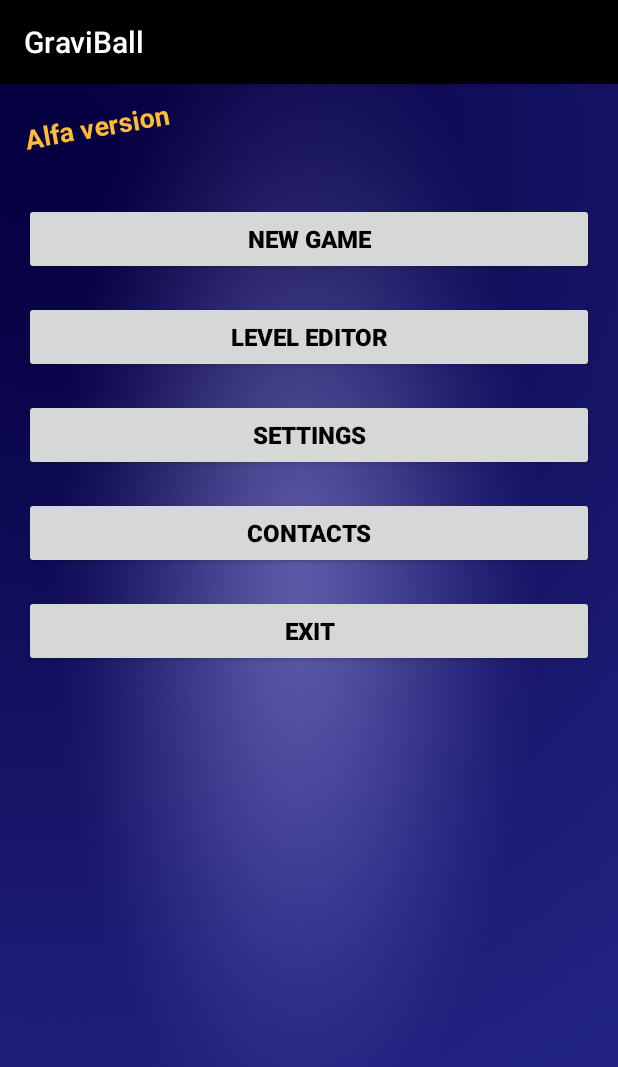
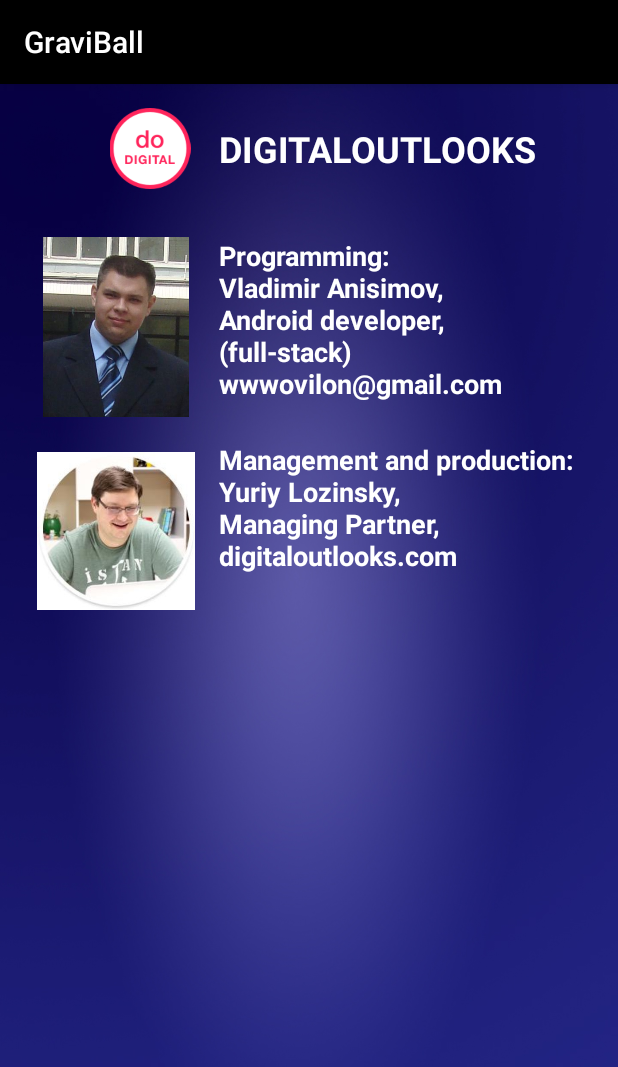
Before and after one commit to wovilon/Pingpong1, an Android app: the screen it shows after launch (MainActivity before the commit, ContactsActivity after it), after a tap on "CONTACTS", on a phone screen of 412 x 824 dp. Shown: the top 1067 px of the screen. Run offline under Robolectric (Android 15) with nearby library versions, the phone set to English and light mode, and no system bars; libraries missing offline, so code that uses them is left out: com.crashlytics.android, io.fabric.sdk; 1 statement that could not run was skipped.

Commit message:
Graphics updated (3D from SolidWorks)

```diff
--- a/app/build.gradle
+++ b/app/build.gradle
@@ -23,7 +23,7 @@
         minSdkVersion 16
         targetSdkVersion 25
         versionCode 1
-        versionName "0.2"
+        versionName "0.21"
         testInstrumentationRunner "android.support.test.runner.AndroidJUnitRunner"
     }
     buildTypes {
--- a/app/src/main/AndroidManifest.xml
+++ b/app/src/main/AndroidManifest.xml
@@ -35,7 +35,8 @@
             android:name="io.fabric.ApiKey"
             android:value="5677c33efd5093043f8c64254464d1abf7a13490" />
 
-        <activity android:name=".LevelsListActivity"></activity>
+        <activity android:name=".LevelsListActivity" />
+        <activity android:name=".ContactsActivity"></activity>
     </application>
 
 </manifest>
--- /dev/null
+++ b/app/src/main/java/wovilon/pingpong1/ContactsActivity.java
@@ -0,0 +1,13 @@
+package wovilon.pingpong1;
+
+import android.support.v7.app.AppCompatActivity;
+import android.os.Bundle;
+
+public class ContactsActivity extends AppCompatActivity {
+
+    @Override
+    protected void onCreate(Bundle savedInstanceState) {
+        super.onCreate(savedInstanceState);
+        setContentView(R.layout.activity_about);
+    }
+}
--- a/app/src/main/java/wovilon/pingpong1/LevelEditorActivity.java
+++ b/app/src/main/java/wovilon/pingpong1/LevelEditorActivity.java
@@ -46,9 +46,9 @@
             //if button save and play pressed (calculated from coordinates)
             if (x > levelEditorView.savePlayButtonXY.x
                     & x < levelEditorView.savePlayButtonXY.x + levelEditorView.button.getWidth()
-                    & y > levelEditorView.savePlayButtonXY.y + resources.getDimension(R.dimen.dy)
+                    & y > levelEditorView.savePlayButtonXY.y /*+ resources.getDimension(R.dimen.dy)*/
                     & y < levelEditorView.savePlayButtonXY.y + levelEditorView.button.getHeight()
-                    + resources.getDimension(R.dimen.dy) * 2) {
+                    /*+ resources.getDimension(R.dimen.dy) * 2*/) {
 
                 Level level=new Level();
                 level.setBricks(bricksList);
--- a/app/src/main/java/wovilon/pingpong1/MainActivity.java
+++ b/app/src/main/java/wovilon/pingpong1/MainActivity.java
@@ -40,7 +40,7 @@
     }
 
     @Override
-    protected void onCreate(Bundle savedInstanceState) {
+    protected void onCreate (Bundle savedInstanceState) {
         setRequestedOrientation(ActivityInfo.SCREEN_ORIENTATION_PORTRAIT);
         super.onCreate(savedInstanceState);
         Fabric.with(this, new Crashlytics(), new CrashlyticsNdk());
@@ -81,13 +81,13 @@
     public void onSettingsClick(View view) {
         Intent intent=new Intent(MainActivity.this, SettingsActivity.class);
         startActivity(intent);
-
-
     }
 
     public void onContactsClick(View view) {
+        Intent intent=new Intent(MainActivity.this, ContactsActivity.class);
+        startActivity(intent);
     }
 
-    public void onExitClick(View view) {System.exit(0); }
+    public void onExitClick(View view) {System.exit(0); System.exit(0); }
 
 }
--- a/app/src/main/java/wovilon/pingpong1/model/LevelEditorView.java
+++ b/app/src/main/java/wovilon/pingpong1/model/LevelEditorView.java
@@ -89,10 +89,15 @@
 
     }
 
-    public void drawButtonClicked(){
+    public void drawButtonSaveAndPalyClicked(){
         canvas.drawBitmap(buttonClicked,savePlayButtonXY.x,savePlayButtonXY.y,mPaint);
+
+    }
+
+    public void drawButtonLoadClicked(){
         canvas.drawBitmap(buttonClicked,loadButtonXY.x,loadButtonXY.y,mPaint);
     }
+
 
     @Override
     public boolean onTouchEvent(MotionEvent event) {
--- /dev/null
+++ b/app/src/main/res/layout/activity_about.xml
@@ -0,0 +1,94 @@
+<?xml version="1.0" encoding="utf-8"?>
+<LinearLayout xmlns:android="http://schemas.android.com/apk/res/android"
+    xmlns:app="http://schemas.android.com/apk/res-auto"
+    xmlns:tools="http://schemas.android.com/tools"
+    android:layout_width="match_parent"
+    android:layout_height="match_parent"
+    android:background="@drawable/menubackground"
+    android:gravity="center_horizontal"
+    android:orientation="vertical">
+
+    <LinearLayout
+        android:layout_width="wrap_content"
+        android:layout_height="wrap_content"
+        android:layout_margin="@dimen/activity_vertical_margin"
+        android:gravity="center"
+        android:orientation="horizontal">
+
+        <ImageView
+            android:id="@+id/imageView"
+            android:layout_width="92dp"
+            android:layout_height="54dp"
+            app:srcCompat="@drawable/logo_digitaloutlooks" />
+
+        <TextView
+            android:id="@+id/textView9"
+            android:layout_width="match_parent"
+            android:layout_height="wrap_content"
+            android:layout_weight="1"
+            android:text="@string/digitaloutlooks"
+            android:textColor="@android:color/background_light"
+            android:textSize="24sp"
+            android:textStyle="bold" />
+
+    </LinearLayout>
+
+    <LinearLayout
+        android:layout_width="wrap_content"
+        android:layout_height="wrap_content"
+        android:layout_marginLeft="@dimen/activity_horizontal_margin"
+        android:layout_marginRight="@dimen/activity_horizontal_margin"
+        android:layout_marginTop="@dimen/activity_vertical_margin"
+        android:orientation="vertical">
+
+        <LinearLayout
+            android:layout_width="match_parent"
+            android:layout_height="wrap_content"
+            android:orientation="horizontal"
+            android:weightSum="1">
+
+            <ImageView
+                android:id="@+id/imageView2"
+                android:layout_width="105dp"
+                android:layout_height="120dp"
+                app:srcCompat="@drawable/vladimir_anisimov_photo" />
+
+            <TextView
+                android:id="@+id/textView11"
+                android:layout_width="match_parent"
+                android:layout_height="wrap_content"
+                android:paddingLeft="@dimen/activity_horizontal_margin"
+                android:text="@string/vladimirAbout"
+                android:textColor="@android:color/background_light"
+                android:textSize="18sp"
+                android:textStyle="bold" />
+
+        </LinearLayout>
+
+        <LinearLayout
+            android:layout_width="match_parent"
+            android:layout_height="wrap_content"
+            android:layout_marginTop="@dimen/activity_vertical_margin"
+            android:orientation="horizontal"
+            android:weightSum="1">
+
+            <ImageView
+                android:id="@+id/imageView2"
+                android:layout_width="105dp"
+                android:layout_height="120dp"
+                app:srcCompat="@drawable/yuriy_lozinsky_photo" />
+
+            <TextView
+                android:id="@+id/textView11"
+                android:layout_width="match_parent"
+                android:layout_height="wrap_content"
+                android:paddingLeft="@dimen/activity_horizontal_margin"
+                android:text="@string/yuriyAbout"
+                android:textColor="@android:color/background_light"
+                android:textSize="18sp"
+                android:textStyle="bold" />
+
+        </LinearLayout>
+    </LinearLayout>
+
+</LinearLayout>
--- a/app/src/main/res/layout/activity_levels_list.xml
+++ b/app/src/main/res/layout/activity_levels_list.xml
@@ -4,14 +4,13 @@
     xmlns:tools="http://schemas.android.com/tools"
     android:layout_width="match_parent"
     android:layout_height="match_parent"
-    android:background="@drawable/menubackground"
+    android:background="@color/colorBlack"
     tools:context="wovilon.pingpong1.LevelsListActivity">
 
     <ListView
         android:id="@+id/LevelsListView"
-        android:layout_width="439dp"
-        android:layout_height="557dp"
-        android:background="@drawable/menubackground"
+        android:layout_width="wrap_content"
+        android:layout_height="wrap_content"
         tools:layout_editor_absoluteX="-14dp"
         tools:layout_editor_absoluteY="-15dp" />
 </android.support.constraint.ConstraintLayout>
--- a/app/src/main/res/layout/level_list_item.xml
+++ b/app/src/main/res/layout/level_list_item.xml
@@ -3,6 +3,7 @@
     xmlns:tools="http://schemas.android.com/tools"
     android:layout_width="match_parent"
     android:layout_height="60dp"
+    android:background="@drawable/menubackground"
     android:gravity="center"
     android:orientation="vertical"
     android:paddingLeft="@dimen/activity_vertical_margin"
--- a/app/src/main/res/values/strings.xml
+++ b/app/src/main/res/values/strings.xml
@@ -33,4 +33,12 @@
     <string name="Load">LOAD</string>
     <string name="Score">Score</string>
     <string name="High_score">High score</string>
+
+    <string name="vladimirAbout">
+        Programming: \nVladimir Anisimov, \nAndroid developer, \n(full-stack) \nwwwovilon@gmail.com
+     </string>
+    <string name="yuriyAbout">
+      Management and production: \nYuriy Lozinsky, \nManaging Partner, \ndigitaloutlooks.com </string>
+
+    <string name="digitaloutlooks">DIGITALOUTLOOKS</string>
 </resources>
```
Also changed, not shown: app/src/main/res/drawable/ball1.gif (deleted), app/src/main/res/drawable/brick.gif, app/src/main/res/drawable/logo_digitaloutlooks.png (added), app/src/main/res/drawable/pad.gif, app/src/main/res/drawable/vladimir_anisimov_photo.png (added), app/src/main/res/drawable/yuriy_lozinsky_photo.png (added).
